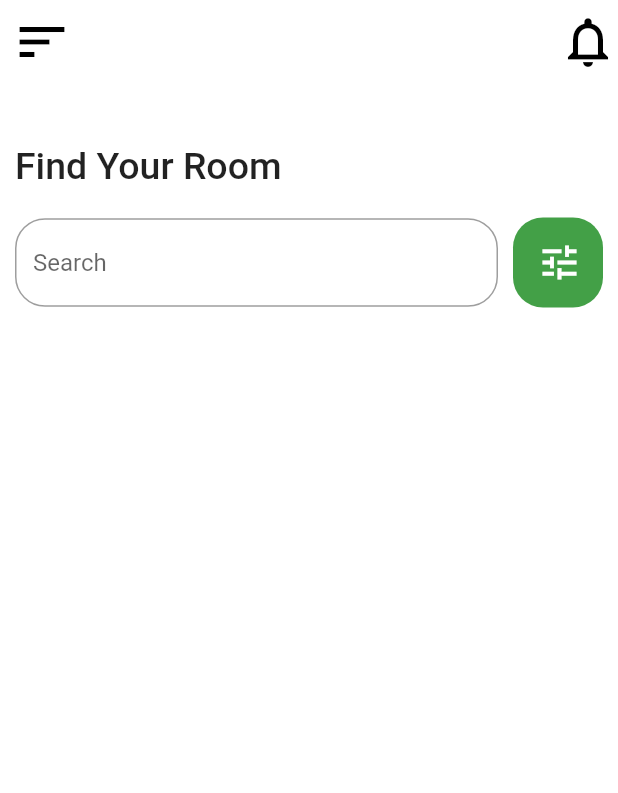
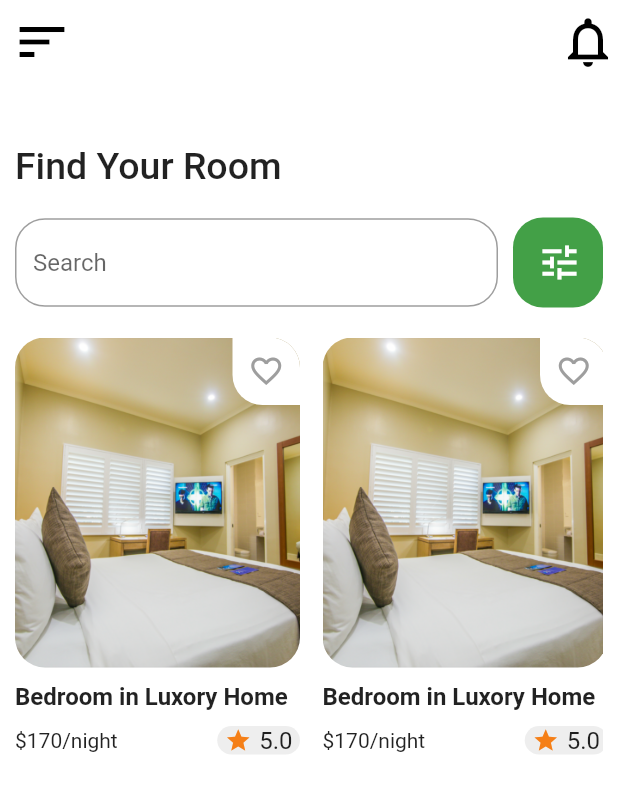
Before and after one commit to Shebo-247/hotel_booking_flutter_app, a Flutter app: the HomePage screen opened directly, on a phone screen of 412 x 824 dp. Shown: the top 793 px of the screen. Run offline on Flutter 3.47's test engine with Material 2 defaults, Android fonts, the phone set to English and light mode, and no system bars.

Commit message:
adding list view

```diff
--- a/lib/home_page.dart
+++ b/lib/home_page.dart
@@ -56,7 +56,9 @@ class _HomePageState extends State<HomePage> {
                               borderRadius: BorderRadius.circular(20))),
                     ),
                   ),
-                  SizedBox(width: 10,),
+                  SizedBox(
+                    width: 10,
+                  ),
                   Container(
                     height: 60,
                     width: 60,
@@ -66,10 +68,27 @@ class _HomePageState extends State<HomePage> {
                     ),
                     child: FlatButton(
                       onPressed: () {},
-                      child: Icon(Icons.tune, color: Colors.white, size: 30,),
+                      child: Icon(
+                        Icons.tune,
+                        color: Colors.white,
+                        size: 30,
+                      ),
                     ),
                   )
                 ],
+              ),
+              SizedBox(
+                height: 20,
+              ),
+              Container(
+                height: 300,
+                child: ListView(
+                  scrollDirection: Axis.horizontal,
+                  children: <Widget>[
+                    createRoom(),
+                    createRoom(),
+                  ],
+                ),
               )
             ],
           ),
@@ -77,4 +96,89 @@ class _HomePageState extends State<HomePage> {
       ),
     );
   }
+
+  Widget createRoom(){
+    return Container(
+      width: 190,
+      margin: EdgeInsets.only(right: 15),
+      child: Column(
+        crossAxisAlignment: CrossAxisAlignment.start,
+        children: <Widget>[
+          Container(
+            height: 220,
+            decoration: BoxDecoration(
+              image: DecorationImage(
+                  image: AssetImage('images/room1.png'),
+                  fit: BoxFit.cover),
+              borderRadius: BorderRadius.circular(20),
+            ),
+            child: Container(
+              decoration: BoxDecoration(
+                borderRadius: BorderRadius.circular(20),
+              ),
+              alignment: Alignment.topRight,
+              child: Container(
+                width: 45,
+                height: 45,
+                decoration: BoxDecoration(
+                  borderRadius: BorderRadius.only(
+                    topRight: Radius.circular(20),
+                    bottomLeft: Radius.circular(20),
+                  ),
+                  color: Colors.white,
+                ),
+                child: IconButton(
+                  onPressed: () {},
+                  icon: Icon(
+                    Icons.favorite_border,
+                    color: Colors.grey,
+                  ),
+                ),
+              ),
+            ),
+          ),
+          SizedBox(
+            height: 10,
+          ),
+          Text(
+            'Bedroom in Luxory Home',
+            style: TextStyle(fontSize: 16, fontWeight: FontWeight.w700),
+          ),
+          SizedBox(
+            height: 10,
+          ),
+          Row(
+            mainAxisAlignment: MainAxisAlignment.spaceBetween,
+            children: <Widget>[
+              Text(
+                '\$170/night',
+                style: TextStyle(fontSize: 14),
+              ),
+              Container(
+                padding: EdgeInsets.symmetric(horizontal: 5),
+                decoration: BoxDecoration(
+                    borderRadius: BorderRadius.circular(10),
+                    color: Colors.grey[200]),
+                child: Row(
+                  children: <Widget>[
+                    Icon(
+                      Icons.star,
+                      color: Colors.yellow[900],
+                      size: 18,
+                    ),
+                    SizedBox(width: 5,),
+                    Text(
+                      '5.0',
+                      style: TextStyle(fontSize: 16),
+                    )
+                  ],
+                ),
+              )
+            ],
+          )
+        ],
+      ),
+    );
+  }
+
 }
```
Also changed, not shown: images/room1.png (added), images/room2.jpg (added), images/room3.jpg (added).
